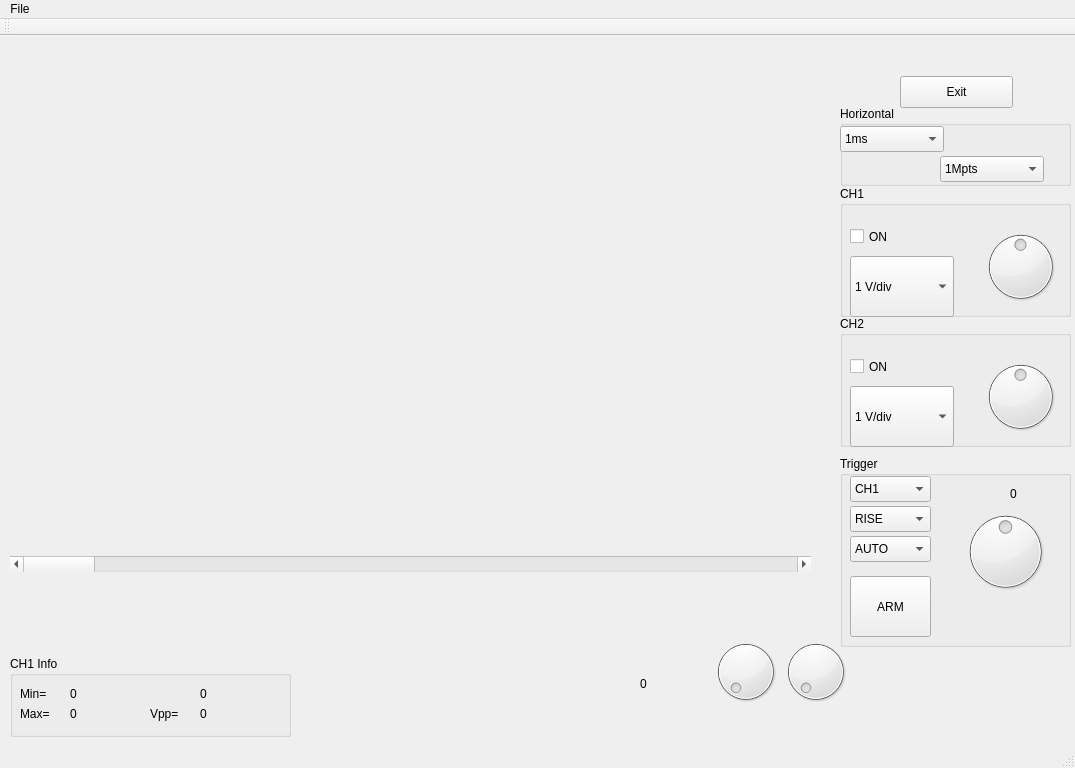
Old version of the form mainwindow.ui in the repository gcarmix/Open6022-QT.
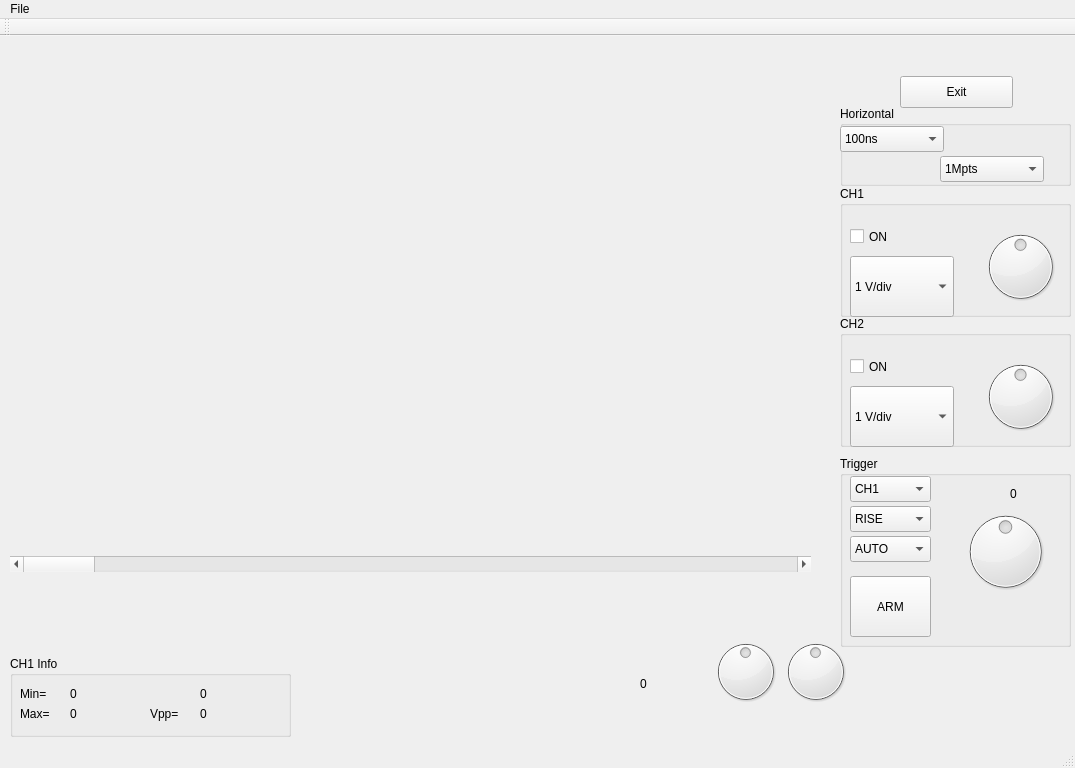
New version of the form. Custom widgets are drawn as their Qt base class.

```diff
--- a/mainwindow.ui
+++ b/mainwindow.ui
@@ -157,7 +157,7 @@
       </rect>
      </property>
      <property name="currentIndex">
-      <number>8</number>
+      <number>0</number>
      </property>
      <item>
       <property name="text">
@@ -519,6 +519,9 @@
     <property name="pageStep">
      <number>1</number>
     </property>
+    <property name="value">
+     <number>500</number>
+    </property>
     <property name="invertedAppearance">
      <bool>false</bool>
     </property>
@@ -547,6 +550,9 @@
     <property name="pageStep">
      <number>1</number>
     </property>
+    <property name="value">
+     <number>500</number>
+    </property>
     <property name="invertedAppearance">
      <bool>false</bool>
     </property>
```
Left out of the diff: 5 changed lines with no effect on the pictures.
